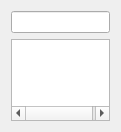
Above: Code/Common/Gui/mvdApplicationsToolBox.ui from orfeotoolbox/OTB before the change. Below: the same form after it.
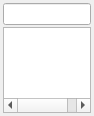
That is the form after the change.

Commit message: ENH: Optimized dock-widgets layouts.

```diff
--- a/Code/Common/Gui/mvdApplicationsToolBox.ui
+++ b/Code/Common/Gui/mvdApplicationsToolBox.ui
@@ -6,14 +6,26 @@
    <rect>
     <x>0</x>
     <y>0</y>
-    <width>121</width>
-    <height>132</height>
+    <width>94</width>
+    <height>116</height>
    </rect>
   </property>
+  <property name="sizePolicy">
+   <sizepolicy hsizetype="MinimumExpanding" vsizetype="Preferred">
+    <horstretch>0</horstretch>
+    <verstretch>0</verstretch>
+   </sizepolicy>
+  </property>
   <property name="windowTitle">
    <string>OTB Applications</string>
   </property>
   <layout class="QGridLayout" name="gridLayout">
+   <property name="margin">
+    <number>3</number>
+   </property>
+   <property name="spacing">
+    <number>2</number>
+   </property>
    <item row="0" column="0">
     <widget class="QLineEdit" name="m_SearchLine"/>
    </item>
```
Left out of the diff: 3 changed lines with no effect on the pictures. The commit also changes 4 other files.
